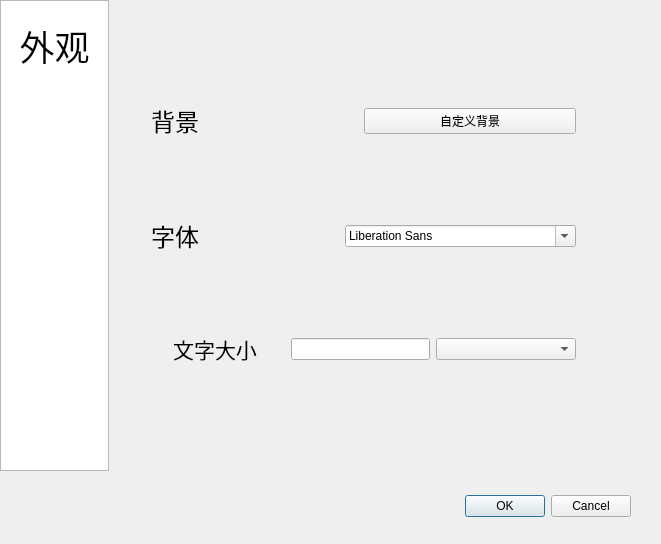
Before: the Qt Designer form settings.ui in iylfei/MusicPlayer, drawn with Qt 5.
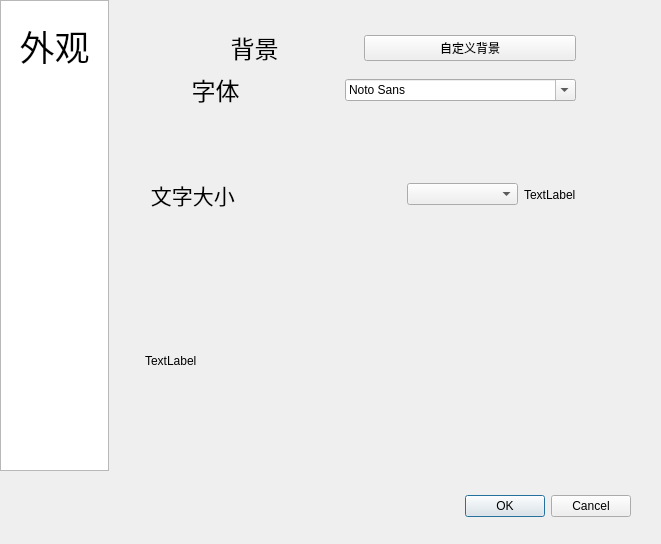
After: the same form once the commit is applied.

Commit message: 添加了设置背景和更改字体功能

The edit to the form file:
```diff
--- a/settings.ui
+++ b/settings.ui
@@ -29,7 +29,7 @@
     <set>QDialogButtonBox::StandardButton::Cancel|QDialogButtonBox::StandardButton::Ok</set>
    </property>
   </widget>
-  <widget class="QWidget" name="">
+  <widget class="QWidget" name="layoutWidget">
    <property name="geometry">
     <rect>
      <x>0</x>
@@ -70,7 +70,7 @@
     <item>
      <widget class="QStackedWidget" name="settingStacked">
       <widget class="QWidget" name="performance">
-       <widget class="QWidget" name="">
+       <widget class="QWidget" name="layoutWidget">
         <property name="geometry">
          <rect>
           <x>30</x>
@@ -93,6 +93,9 @@
              <property name="text">
               <string> 背景</string>
              </property>
+             <property name="alignment">
+              <set>Qt::AlignmentFlag::AlignCenter</set>
+             </property>
             </widget>
            </item>
            <item>
@@ -105,7 +108,7 @@
           </layout>
          </item>
          <item>
-          <layout class="QHBoxLayout" name="fontFamilyLayout">
+          <layout class="QHBoxLayout" name="fontFamilyLayout" stretch="3,1,3">
            <item>
             <widget class="QLabel" name="fontFamilyLabel">
              <property name="font">
@@ -115,10 +118,10 @@
               </font>
              </property>
              <property name="text">
-              <string> 字体</string>
+              <string>字体</string>
              </property>
              <property name="alignment">
-              <set>Qt::AlignmentFlag::AlignLeading|Qt::AlignmentFlag::AlignLeft|Qt::AlignmentFlag::AlignVCenter</set>
+              <set>Qt::AlignmentFlag::AlignCenter</set>
              </property>
             </widget>
            </item>
@@ -130,12 +133,18 @@
             </widget>
            </item>
            <item>
-            <widget class="QFontComboBox" name="fontComboBox"/>
+            <widget class="QFontComboBox" name="fontComboBox">
+             <property name="currentFont">
+              <font>
+               <family>微软雅黑</family>
+              </font>
+             </property>
+            </widget>
            </item>
           </layout>
          </item>
          <item>
-          <layout class="QHBoxLayout" name="fontsizeLayout" stretch="2,2,2">
+          <layout class="QHBoxLayout" name="fontsizeLayout" stretch="0,3,2,0">
            <item>
             <widget class="QLabel" name="sizelabel">
              <property name="font">
@@ -144,7 +153,7 @@
               </font>
              </property>
              <property name="text">
-              <string>文字大小</string>
+              <string> 文字大小</string>
              </property>
              <property name="alignment">
               <set>Qt::AlignmentFlag::AlignCenter</set>
@@ -152,10 +161,38 @@
             </widget>
            </item>
            <item>
-            <widget class="QLineEdit" name="sizeEdit"/>
+            <spacer name="horizontalSpacer">
+             <property name="orientation">
+              <enum>Qt::Orientation::Horizontal</enum>
+             </property>
+             <property name="sizeHint" stdset="0">
+              <size>
+               <width>40</width>
+               <height>20</height>
+              </size>
+             </property>
+            </spacer>
            </item>
            <item>
             <widget class="QComboBox" name="sizecomboBox"/>
+           </item>
+           <item>
+            <widget class="QLabel" name="label">
+             <property name="text">
+              <string>TextLabel</string>
+             </property>
+            </widget>
+           </item>
+          </layout>
+         </item>
+         <item>
+          <layout class="QHBoxLayout" name="horizontalLayout_2">
+           <item>
+            <widget class="QLabel" name="label_2">
+             <property name="text">
+              <string>TextLabel</string>
+             </property>
+            </widget>
            </item>
           </layout>
          </item>
```
The commit also changes 23 other files.
